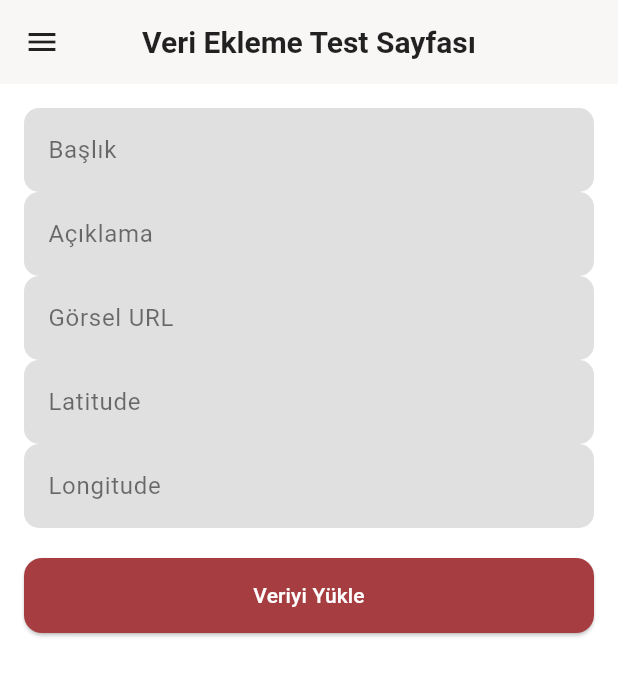
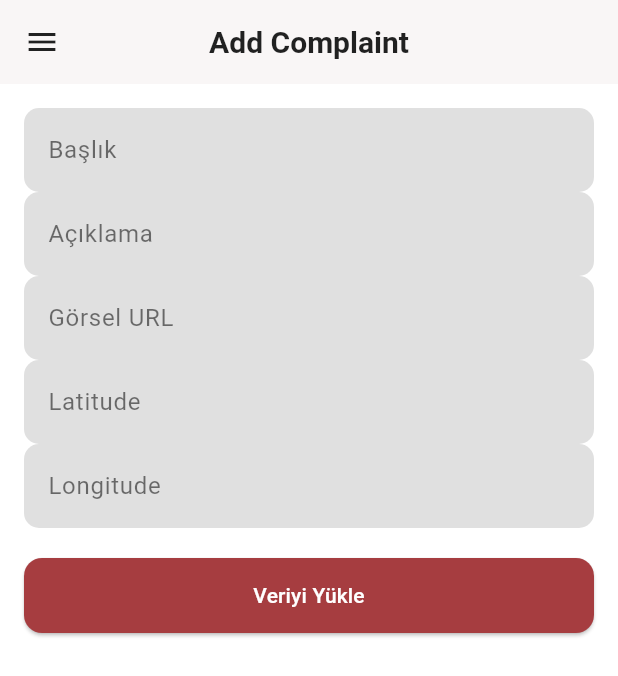
Before and after one commit to Kerem-Yavuz/mobiluygulamagelistirme, a Flutter app: the InsertPage screen opened by its route, on a phone screen of 412 x 824 dp. Shown: the top 676 px of the screen. Run offline on Flutter 3.47's test engine with Material 3 defaults, Android fonts, the phone set to English and light mode, and no system bars; our stand-ins replace cloud_firestore, easy_localization, firebase_auth, firebase_core, google_sign_in, shared_preferences and 1 more; accounts and stored records are empty; network calls fail.

Commit message:
Add localization support for new strings; refactor UI components to use BasePage

```diff
--- a/assets/lang/tr.json
+++ b/assets/lang/tr.json
@@ -18,5 +18,8 @@
   "login": "Giriş Yap",
   "logingoogle": "Google ile Giriş Yap",
   "logingithub": "Github ile Giriş Yap",
-  "signup": "Kayıt Ol"
+  "signup": "Kayıt Ol",
+  "logoutquestion": "Çıkış Yapmak İstediğinize Emin Misiniz?",
+  "approve": "Onayla",
+  "cancel": "İptal"
 }
--- /dev/null
+++ b/lib/base_page.dart
@@ -0,0 +1,23 @@
+import 'package:flutter/material.dart';
+import 'appbar.dart';
+import 'drawer.dart';
+
+class BasePage extends StatelessWidget {
+  final String title;
+  final Widget child;
+
+  const BasePage({
+    Key? key,
+    required this.title,
+    required this.child,
+  }) : super(key: key);
+
+  @override
+  Widget build(BuildContext context) {
+    return Scaffold(
+      appBar: MyAppBar(title: title),
+      drawer: MyDrawer(),
+      body: child,
+    );
+  }
+}
--- a/lib/constants.dart
+++ /dev/null
@@ -1 +0,0 @@
-const String BASE_URL = "http://13.51.194.68";
--- a/lib/insert_screen.dart
+++ b/lib/insert_screen.dart
@@ -1,7 +1,9 @@
+import 'package:easy_localization/easy_localization.dart';
 import 'package:flutter/material.dart';
 import 'package:supabase_flutter/supabase_flutter.dart';
 
 import 'appbar.dart';
+import 'base_page.dart';
 import 'drawer.dart';
 
 class InsertPage extends StatefulWidget {
@@ -53,10 +55,9 @@ class _InsertTestPageState extends State<InsertPage> {
 
   @override
   Widget build(BuildContext context) {
-    return Scaffold(
-      appBar: MyAppBar(title: "Veri Ekleme Test Sayfası"),
-      drawer: MyDrawer(),
-      body: Padding(
+    return BasePage(
+      title: 'addcomplaint'.tr(),
+      child: Padding(
         padding: const EdgeInsets.all(16),
         child: SingleChildScrollView(
           child: Column(
```
Also changed, not shown: assets/lang/en.json (+8 -2 lines), lib/complaints.dart (+5 -4 lines), lib/drawer.dart (+37 -9 lines), lib/login_screen.dart (+4 -5 lines), lib/profile.dart (+14 -13 lines), lib/settings.dart (+5 -9 lines), lib/signup.dart (+6 -6 lines).
